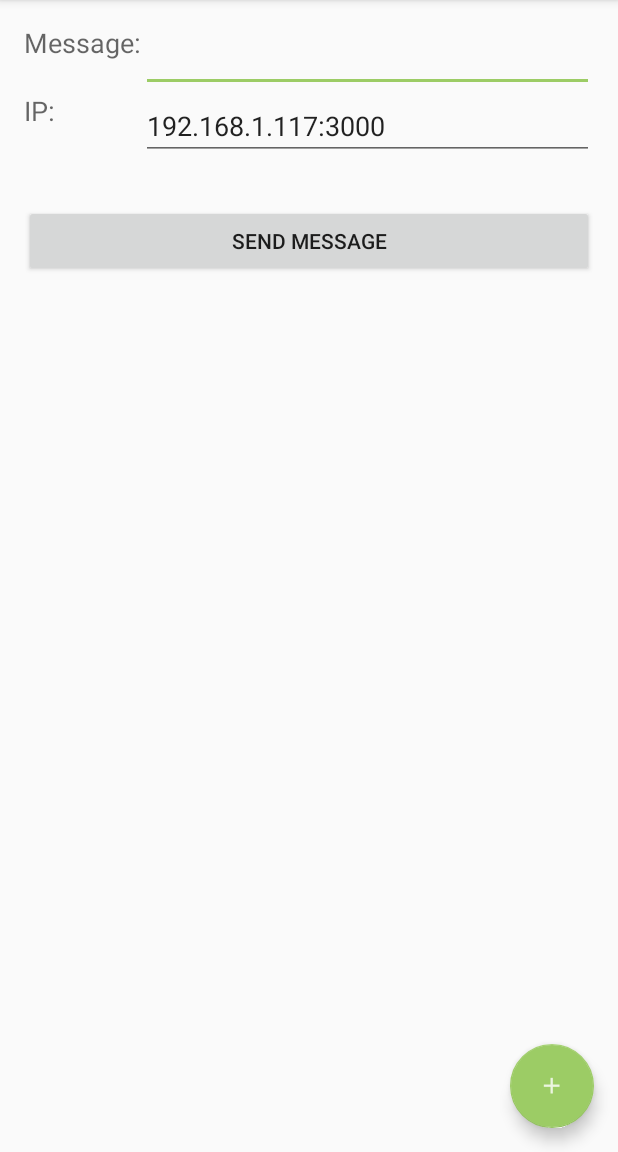
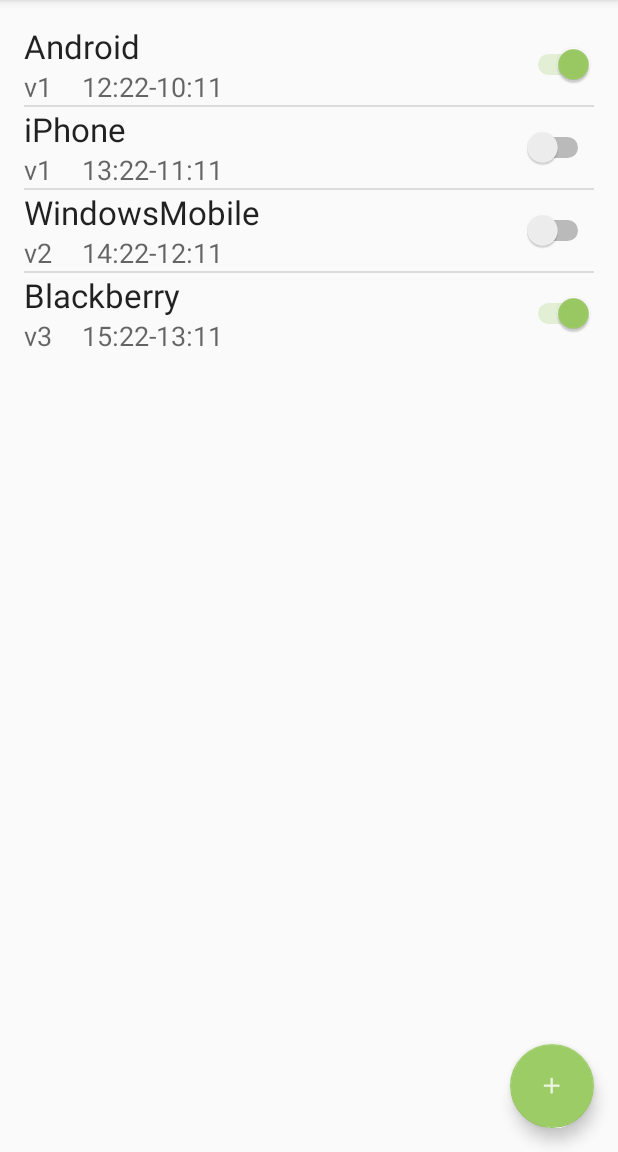
Before and after one commit to mateorotim/SmartHomeSystem, an Android app: the screen it shows after launch (MainActivity), on a phone screen of 412 x 824 dp, the part 84-1236 px from its top. Run offline under Robolectric (Android 15) with nearby library versions, the phone set to English and light mode, and no system bars; libraries missing offline, so code that uses them is left out: com.loopj.android, cz.msebera.android; 1 statement that could not run was skipped.

Commit message:
Added listview with custom layout for showing and managing existing alarms, added new activity for settings.

```diff
--- a/app/src/main/AndroidManifest.xml
+++ b/app/src/main/AndroidManifest.xml
@@ -1,7 +1,9 @@
 <?xml version="1.0" encoding="utf-8"?>
 <manifest xmlns:android="http://schemas.android.com/apk/res/android"
     package="com.example.lichedy.smarthomesystem">
+
     <uses-permission android:name="android.permission.INTERNET" />
+
     <application
         android:allowBackup="true"
         android:icon="@mipmap/ic_launcher"
@@ -18,6 +20,7 @@
                 <category android:name="android.intent.category.LAUNCHER" />
             </intent-filter>
         </activity>
+        <activity android:name=".SettingsActivity"></activity>
     </application>
 
 </manifest>
--- a/app/src/main/java/com/example/lichedy/smarthomesystem/MainActivity.java
+++ b/app/src/main/java/com/example/lichedy/smarthomesystem/MainActivity.java
@@ -1,33 +1,39 @@
 package com.example.lichedy.smarthomesystem;
 
 import android.app.Activity;
+import android.content.Context;
 import android.content.DialogInterface;
+import android.content.Intent;
 import android.content.SharedPreferences;
 import android.os.Bundle;
 import android.preference.PreferenceManager;
 import android.support.design.widget.FloatingActionButton;
-import android.support.design.widget.Snackbar;
 import android.support.v7.app.AlertDialog;
 import android.support.v7.app.AppCompatActivity;
 import android.support.v7.view.ContextThemeWrapper;
-import android.support.v7.widget.SearchView;
 import android.support.v7.widget.Toolbar;
 import android.view.LayoutInflater;
 import android.view.View;
 import android.view.Menu;
 import android.view.MenuItem;
-import android.view.inputmethod.InputMethodManager;
+import android.view.ViewGroup;
 import android.widget.ArrayAdapter;
-import android.widget.Button;
-import android.widget.EditText;
+import android.widget.CompoundButton;
+import android.widget.ListView;
 import android.widget.NumberPicker;
 import android.widget.Spinner;
+import android.widget.Switch;
 import android.widget.TextView;
 import android.widget.Toast;
 
 import com.google.gson.Gson;
+import com.google.gson.JsonParser;
+import com.google.gson.JsonElement;
 import com.loopj.android.http.AsyncHttpClient;
 import com.loopj.android.http.AsyncHttpResponseHandler;
+
+import org.json.JSONArray;
+import org.json.JSONObject;
 
 import java.io.UnsupportedEncodingException;
 
@@ -36,9 +42,14 @@ import cz.msebera.android.httpclient.entity.StringEntity;
 
 public class MainActivity extends AppCompatActivity {
     String ipAdress;
-    int counter = 0;
+    int counter;
     Spinner vSpinner;
-
+    ListView alarmlist;
+    String[] alarmNameArray;
+    String[] valveName;
+    String[] alarmStart;
+    String[] alarmEND;
+    boolean[] alarmIsEnabled;
 
     @Override
     protected void onCreate(Bundle savedInstanceState) {
@@ -51,11 +62,7 @@ public class MainActivity extends AppCompatActivity {
 
         final SharedPreferences counterPreference = getSharedPreferences("counter number", Activity.MODE_PRIVATE);
 
-        final EditText messageBox = (EditText)findViewById(R.id.messageBox);
-        final EditText ipBox = (EditText)findViewById(R.id.ipBox);
-        assert ipBox != null;
-        ipBox.setText(ipAdress);
-        Button sendMsg = (Button)findViewById(R.id.button);
+
 
         final postRequest client = new postRequest();
         final AsyncHttpResponseHandler response = new AsyncHttpResponseHandler() {
@@ -67,11 +74,20 @@ public class MainActivity extends AppCompatActivity {
                     String message = input.substring(16,input.length());
                     System.out.println("input=" + input);
                     String decrypted = decrypt(message,iv);
-                    Toast.makeText(getApplicationContext(),decrypted,Toast.LENGTH_SHORT).show();
-                    if(decrypted == "OK"){
-                        SharedPreferences.Editor editor = counterPreference.edit();
-                        editor.putInt("counter number", counter+1);
-                        editor.commit();
+
+                    JsonElement jsonElem = new JsonParser().parse(decrypted);
+                    if(jsonElem.isJsonArray()) {
+                        // Json data
+                        parseJson(decrypted);
+                    } else {
+                        // message data
+                        Toast.makeText(getApplicationContext(),decrypted,Toast.LENGTH_SHORT).show();
+
+                        if(decrypted == "OK"){
+                            SharedPreferences.Editor editor = counterPreference.edit();
+                            editor.putInt("counter number", counter+1);
+                            editor.commit();
+                        }
                     }
                 } catch (UnsupportedEncodingException e) {
                     e.printStackTrace();
@@ -98,26 +114,6 @@ public class MainActivity extends AppCompatActivity {
 
             }
         };
-
-        //////////////THIS IS ONLY FOR TEST PURPOSES/////////////////
-        assert sendMsg != null;
-        sendMsg.setOnClickListener(new View.OnClickListener() {
-            @Override
-            public void onClick(View v) {
-                ipAdress = ipBox.getText().toString();
-                PreferenceManager.getDefaultSharedPreferences(getApplicationContext()).edit().putString("ip adress", ipAdress).commit();
-                InputMethodManager imm = (InputMethodManager)getSystemService(getApplicationContext().INPUT_METHOD_SERVICE);
-                imm.hideSoftInputFromWindow(ipBox.getWindowToken(),InputMethodManager.RESULT_UNCHANGED_SHOWN);
-                try {
-                    String crypted = encrypt(messageBox.getText().toString());
-                    StringEntity sEntity = new StringEntity(crypted,"UTF-8");
-                    client.post(ipAdress,response,sEntity);
-                } catch (Exception e) {
-                    e.printStackTrace();
-                }
-            }
-        });
-        ///////////////////////////////////////////////////////////
 
         final AlertDialog.Builder builder = new AlertDialog.Builder(new ContextThemeWrapper(this,R.style.AppTheme_Dialog));
         LayoutInflater inflater = getLayoutInflater();
@@ -164,7 +160,7 @@ public class MainActivity extends AppCompatActivity {
                 Message alarm = new Message();
                 alarm.command = "1";
                 alarm.device = "";
-                alarm.counter = counterPreference.getInt("counter number", -1);
+                alarm.counter = counterPreference.getInt("counter number", 0);
                 alarm.timer.name = alarmName.getText().toString();
                 alarm.timer.device = vSpinner.getSelectedItem().toString();
                 alarm.timer.startTime = calculateStartTime(npHour.getValue(),npMinute.getValue());
@@ -174,6 +170,7 @@ public class MainActivity extends AppCompatActivity {
 
                 try {
                     String encrypted = encrypt(jsonStringify(alarm));
+                    System.out.println("iv=" + jsonStringify(alarm));
                     StringEntity sEntity = new StringEntity(encrypted,"UTF-8");
                     client.post(ipAdress,response,sEntity);
 
@@ -191,11 +188,6 @@ public class MainActivity extends AppCompatActivity {
             }
         });
 
-
-
-
-
-
         FloatingActionButton fab = (FloatingActionButton) findViewById(R.id.fab);
         assert fab != null;
         fab.setOnClickListener(new View.OnClickListener() {
@@ -207,6 +199,27 @@ public class MainActivity extends AppCompatActivity {
                 //Snackbar.make(view, "Replace with your own action", Snackbar.LENGTH_LONG).setAction("Action", null).show();
             }
         });
+
+        String[] values = new String[] { "Android", "iPhone", "WindowsMobile",
+                "Blackberry"};
+
+        String[] valves = new String[] { "v1", "v1", "v2",
+                "v3"};
+
+        String[] start = new String[] { "12:22", "13:22", "14:22",
+                "15:22"};
+
+        String[] end = new String[] { "10:11", "11:11", "12:11",
+                "13:11"};
+
+        boolean[] en = new boolean[] { true, false, false,
+                true};
+
+
+
+        MySimpleArrayAdapter adapter = new MySimpleArrayAdapter(this, values, valves, start, end, en);
+        alarmlist = (ListView)findViewById(R.id.alarmsList);
+        alarmlist.setAdapter(adapter);
     }
 
     @Override
@@ -225,6 +238,8 @@ public class MainActivity extends AppCompatActivity {
 
         //noinspection SimplifiableIfStatement
         if (id == R.id.action_settings) {
+            Intent settingsIntent = new Intent(this,SettingsActivity.class);
+            startActivity(settingsIntent);
             return true;
         }
 
@@ -301,4 +316,79 @@ public class MainActivity extends AppCompatActivity {
     public int calculateEndTime(int hours, int minutes, int duration){
         return hours * 60 * 60 + minutes * 60 + duration * 60;
     }
+
+    public class MySimpleArrayAdapter extends ArrayAdapter<String> {
+        private final Context context;
+        private final String[] names;
+        private final String[] valves;
+        private final String[] start;
+        private final String[] end;
+        private final boolean[] isEnabled;
+
+        public MySimpleArrayAdapter(Context context, String[] values, String[] valves, String[] start, String[] end, boolean[] isEnabled) {
+            super(context, R.layout.list_layout, values);
+            this.context = context;
+            this.names = values;
+            this.valves = valves;
+            this.start = start;
+            this.end = end;
+            this.isEnabled = isEnabled;
+        }
+
+        @Override
+        public View getView(int position, View convertView, ViewGroup parent) {
+            LayoutInflater inflater = (LayoutInflater) context
+                    .getSystemService(Context.LAYOUT_INFLATER_SERVICE);
+            View rowView = inflater.inflate(R.layout.list_layout, parent, false);
+            final TextView alarmname = (TextView) rowView.findViewById(R.id.alarmNameBox);
+            TextView valvename = (TextView) rowView.findViewById(R.id.valveNameBox);
+            TextView starttime = (TextView) rowView.findViewById(R.id.startTimeBox);
+            TextView endtime = (TextView) rowView.findViewById(R.id.endTimeBox);
+            Switch togglealarm = (Switch) rowView.findViewById(R.id.toggleAlarmSwitch);
+            alarmname.setText(names[position]);
+            valvename.setText(valves[position]);
+            starttime.setText(start[position]);
+            endtime.setText(end[position]);
+            togglealarm.setChecked(isEnabled[position]);
+            togglealarm.setOnCheckedChangeListener(new CompoundButton.OnCheckedChangeListener() {
+                @Override
+                public void onCheckedChanged(CompoundButton buttonView, boolean isChecked) {
+                    String a = alarmname.getText().toString();
+                    if(isChecked){
+                        Toast.makeText(getApplicationContext(),"checked "+a,Toast.LENGTH_SHORT).show();
+                    }
+                    else {
+                        Toast.makeText(getApplicationContext(),"notchecked "+a,Toast.LENGTH_SHORT).show();
+                    }
+                }
+            });
+
+
+            return rowView;
+        }
+    }
+
+    public void parseJson(String Json){
+        try {
+
+            JSONArray jr = new JSONArray(Json);
+            JSONObject jb = (JSONObject)jr.getJSONObject(0);
+            JSONArray alarmNames = jb.getJSONArray("name");
+            JSONArray valveNames = jb.getJSONArray("device");
+            JSONArray alarmsStartTime = jb.getJSONArray("startTime");
+            JSONArray alarmsEndTime = jb.getJSONArray("endTIme");
+            JSONArray alarmsEnabled = jb.getJSONArray("enabled");
+            for(int i=0;i<alarmNames.length();i++)
+            {
+                alarmNameArray[i] = alarmNames.getString(i);
+                valveName[i] = valveNames.getString(i);
+                alarmStart[i] =alarmsStartTime.getString(i);
+                alarmEND[i] = alarmsEndTime.getString(i);
+                alarmIsEnabled[i] = alarmsEnabled.getBoolean(i);
+            }
+        }catch(Exception e)
+        {
+            e.printStackTrace();
+        }
+    }
 }
--- a/app/src/main/res/layout/content_main.xml
+++ b/app/src/main/res/layout/content_main.xml
@@ -12,59 +12,9 @@
     tools:context="com.example.lichedy.smarthomesystem.MainActivity"
     tools:showIn="@layout/activity_main">
 
-    <TextView
+    <ListView
         android:layout_width="wrap_content"
         android:layout_height="wrap_content"
-        android:textAppearance="?android:attr/textAppearanceMedium"
-        android:text="Message:"
-        android:id="@+id/msgBox"
-        android:layout_alignParentTop="true"
-        android:layout_alignParentLeft="true"
-        android:layout_alignParentStart="true"
-        android:layout_alignBottom="@+id/messageBox" />
-
-    <EditText
-        android:layout_width="wrap_content"
-        android:layout_height="wrap_content"
-        android:id="@+id/messageBox"
-        android:layout_alignParentTop="true"
-        android:layout_alignParentRight="true"
-        android:layout_alignParentEnd="true"
-        android:layout_toRightOf="@+id/msgBox"
-        android:layout_toEndOf="@+id/msgBox" />
-
-    <TextView
-        android:layout_width="wrap_content"
-        android:layout_height="wrap_content"
-        android:textAppearance="?android:attr/textAppearanceMedium"
-        android:text="IP:"
-        android:id="@+id/textView"
-        android:layout_below="@+id/msgBox"
-        android:layout_alignParentLeft="true"
-        android:layout_alignParentStart="true"
-        android:layout_alignBottom="@+id/ipBox"
-        android:layout_toLeftOf="@+id/messageBox"
-        android:layout_toStartOf="@+id/messageBox" />
-
-    <EditText
-        android:layout_width="wrap_content"
-        android:layout_height="wrap_content"
-        android:id="@+id/ipBox"
-        android:layout_alignParentEnd="true"
-        android:layout_toRightOf="@+id/textView"
-        android:layout_toEndOf="@+id/textView"
-        android:layout_below="@+id/msgBox"
-        android:inputType="text" />
-
-    <Button
-        android:layout_width="wrap_content"
-        android:layout_height="wrap_content"
-        android:text="Send message"
-        android:id="@+id/button"
-        android:layout_below="@+id/textView"
-        android:layout_alignParentLeft="true"
-        android:layout_alignParentStart="true"
-        android:layout_marginTop="30dp"
-        android:layout_alignParentRight="true"
-        android:layout_alignParentEnd="true" />
+        android:id="@+id/alarmsList"
+        android:layout_centerHorizontal="true" />
 </RelativeLayout>
--- /dev/null
+++ b/app/src/main/res/layout/list_layout.xml
@@ -0,0 +1,65 @@
+<?xml version="1.0" encoding="utf-8"?>
+<RelativeLayout xmlns:android="http://schemas.android.com/apk/res/android"
+    android:orientation="vertical" android:layout_width="match_parent"
+    android:layout_height="match_parent">
+
+    <TextView
+        android:layout_width="wrap_content"
+        android:layout_height="wrap_content"
+        android:textAppearance="?android:attr/textAppearanceMedium"
+        android:text="Travnjak v1"
+        android:id="@+id/valveNameBox"
+        android:layout_below="@+id/alarmNameBox"
+        android:layout_alignParentLeft="true"
+        android:layout_alignParentStart="true" />
+
+    <TextView
+        android:layout_width="wrap_content"
+        android:layout_height="wrap_content"
+        android:textAppearance="?android:attr/textAppearanceMedium"
+        android:text="12:13"
+        android:id="@+id/startTimeBox"
+        android:layout_alignBottom="@+id/valveNameBox"
+        android:layout_toRightOf="@+id/valveNameBox"
+        android:layout_toEndOf="@+id/valveNameBox"
+        android:layout_marginLeft="20dp" />
+
+    <TextView
+        android:layout_width="wrap_content"
+        android:layout_height="wrap_content"
+        android:textAppearance="?android:attr/textAppearanceLarge"
+        android:text="Alarm 1"
+        android:id="@+id/alarmNameBox"
+        android:layout_alignParentTop="true"
+        android:layout_alignParentLeft="true"
+        android:layout_alignParentStart="true" />
+
+    <TextView
+        android:layout_width="wrap_content"
+        android:layout_height="wrap_content"
+        android:textAppearance="?android:attr/textAppearanceMedium"
+        android:text="-"
+        android:id="@+id/textView6"
+        android:layout_alignTop="@+id/startTimeBox"
+        android:layout_toRightOf="@+id/startTimeBox"
+        android:layout_toEndOf="@+id/startTimeBox" />
+
+    <TextView
+        android:layout_width="wrap_content"
+        android:layout_height="wrap_content"
+        android:textAppearance="?android:attr/textAppearanceMedium"
+        android:text="15:00"
+        android:id="@+id/endTimeBox"
+        android:layout_alignTop="@+id/textView6"
+        android:layout_toRightOf="@+id/textView6"
+        android:layout_toEndOf="@+id/textView6" />
+
+    <Switch
+        android:layout_width="wrap_content"
+        android:layout_height="wrap_content"
+        android:id="@+id/toggleAlarmSwitch"
+        android:layout_alignBottom="@+id/endTimeBox"
+        android:layout_alignParentRight="true"
+        android:layout_alignParentEnd="true"
+        android:layout_alignParentTop="true" />
+</RelativeLayout>
```
Also changed, not shown: app/src/main/java/com/example/lichedy/smarthomesystem/SettingsActivity.java (added, +30 -0 lines), app/src/main/res/layout/activity_settings.xml (added, +41 -0 lines).
